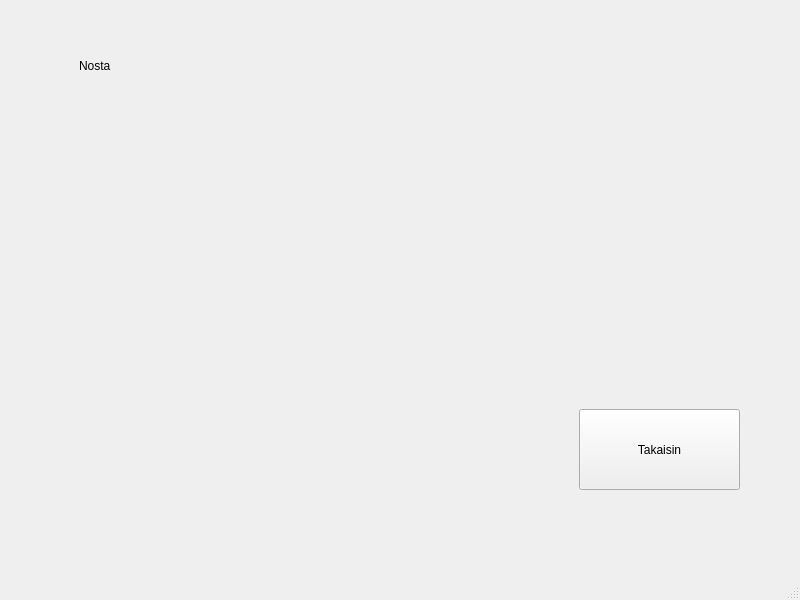
The window that BankSimul/mainwindow.ui (JuupeliGit/BankSimul) describes before a commit, drawn with Qt 5.
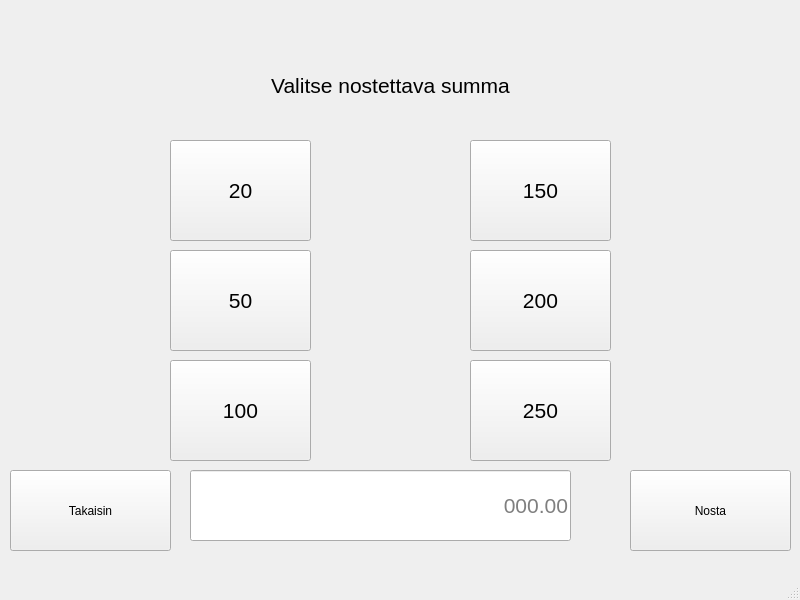
The same window after the commit. The open tabs and pages were chosen to show the change.

Diff of the .ui file:
```diff
--- a/BankSimul/mainwindow.ui
+++ b/BankSimul/mainwindow.ui
@@ -17,8 +17,8 @@
    <widget class="QStackedWidget" name="stackedWidget">
     <property name="geometry">
      <rect>
-      <x>9</x>
-      <y>-1</y>
+      <x>10</x>
+      <y>-10</y>
       <width>791</width>
       <height>581</height>
      </rect>
@@ -133,8 +133,8 @@
      <widget class="QPushButton" name="pushButton_takaisin_1">
       <property name="geometry">
        <rect>
-        <x>570</x>
-        <y>410</y>
+        <x>0</x>
+        <y>480</y>
         <width>161</width>
         <height>81</height>
        </rect>
@@ -148,14 +148,167 @@
        <rect>
         <x>70</x>
         <y>60</y>
-        <width>47</width>
-        <height>13</height>
+        <width>621</width>
+        <height>71</height>
+       </rect>
+      </property>
+      <property name="font">
+       <font>
+        <pointsize>16</pointsize>
+       </font>
+      </property>
+      <property name="text">
+       <string>Valitse nostettava summa</string>
+      </property>
+      <property name="alignment">
+       <set>Qt::AlignCenter</set>
+      </property>
+     </widget>
+     <widget class="QLineEdit" name="lineEdit_maara_nosto">
+      <property name="geometry">
+       <rect>
+        <x>180</x>
+        <y>480</y>
+        <width>381</width>
+        <height>71</height>
+       </rect>
+      </property>
+      <property name="font">
+       <font>
+        <pointsize>16</pointsize>
+       </font>
+      </property>
+      <property name="text">
+       <string/>
+      </property>
+      <property name="alignment">
+       <set>Qt::AlignRight|Qt::AlignTrailing|Qt::AlignVCenter</set>
+      </property>
+      <property name="placeholderText">
+       <string>000.00</string>
+      </property>
+     </widget>
+     <widget class="QPushButton" name="pushButton_hyvaksy_nosto">
+      <property name="geometry">
+       <rect>
+        <x>620</x>
+        <y>480</y>
+        <width>161</width>
+        <height>81</height>
        </rect>
       </property>
       <property name="text">
        <string>Nosta</string>
       </property>
      </widget>
+     <widget class="QPushButton" name="pushButton_nosta_20">
+      <property name="geometry">
+       <rect>
+        <x>160</x>
+        <y>150</y>
+        <width>141</width>
+        <height>101</height>
+       </rect>
+      </property>
+      <property name="font">
+       <font>
+        <pointsize>16</pointsize>
+       </font>
+      </property>
+      <property name="text">
+       <string>20</string>
+      </property>
+     </widget>
+     <widget class="QPushButton" name="pushButton_nosta_50">
+      <property name="geometry">
+       <rect>
+        <x>160</x>
+        <y>260</y>
+        <width>141</width>
+        <height>101</height>
+       </rect>
+      </property>
+      <property name="font">
+       <font>
+        <pointsize>16</pointsize>
+       </font>
+      </property>
+      <property name="text">
+       <string>50</string>
+      </property>
+     </widget>
+     <widget class="QPushButton" name="pushButton_nosta_100">
+      <property name="geometry">
+       <rect>
+        <x>160</x>
+        <y>370</y>
+        <width>141</width>
+        <height>101</height>
+       </rect>
+      </property>
+      <property name="font">
+       <font>
+        <pointsize>16</pointsize>
+       </font>
+      </property>
+      <property name="text">
+       <string>100</string>
+      </property>
+     </widget>
+     <widget class="QPushButton" name="pushButton_nosta_150">
+      <property name="geometry">
+       <rect>
+        <x>460</x>
+        <y>150</y>
+        <width>141</width>
+        <height>101</height>
+       </rect>
+      </property>
+      <property name="font">
+       <font>
+        <pointsize>16</pointsize>
+       </font>
+      </property>
+      <property name="text">
+       <string>150</string>
+      </property>
+     </widget>
+     <widget class="QPushButton" name="pushButton_nosta_200">
+      <property name="geometry">
+       <rect>
+        <x>460</x>
+        <y>260</y>
+        <width>141</width>
+        <height>101</height>
+       </rect>
+      </property>
+      <property name="font">
+       <font>
+        <pointsize>16</pointsize>
+       </font>
+      </property>
+      <property name="text">
+       <string>200</string>
+      </property>
+     </widget>
+     <widget class="QPushButton" name="pushButton_nosta_250">
+      <property name="geometry">
+       <rect>
+        <x>460</x>
+        <y>370</y>
+        <width>141</width>
+        <height>101</height>
+       </rect>
+      </property>
+      <property name="font">
+       <font>
+        <pointsize>16</pointsize>
+       </font>
+      </property>
+      <property name="text">
+       <string>250</string>
+      </property>
+     </widget>
     </widget>
     <widget class="QWidget" name="Talleta">
      <widget class="QPushButton" name="pushButton_takaisin_2">
```
Left out of the diff: 185 changed lines with no effect on the pictures.
